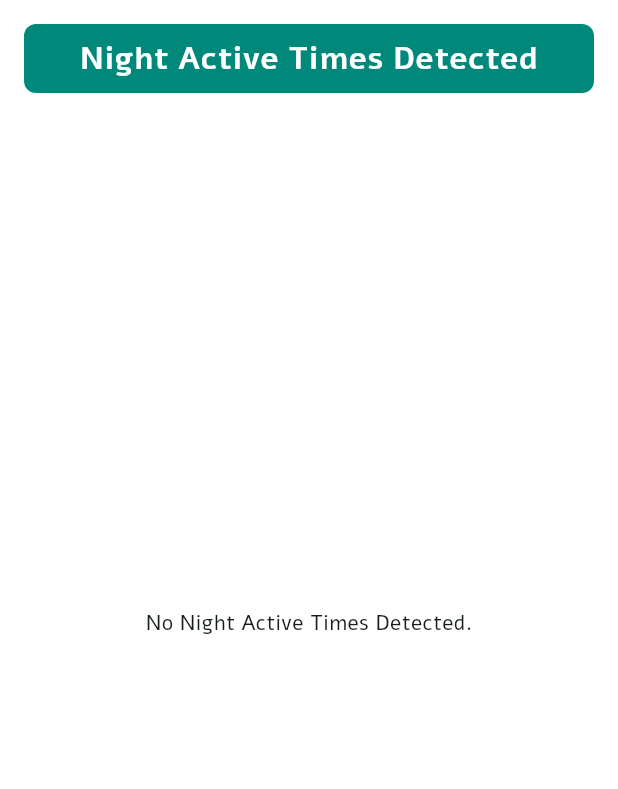
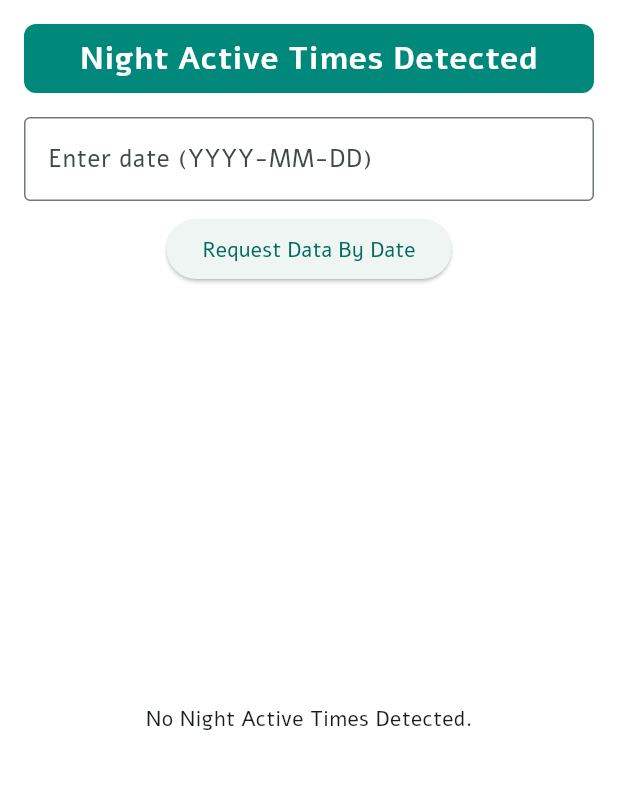
Before and after one commit to lottemarava/S24-IoT-SmartRoom, a Flutter app: the ActivitiesPage screen opened directly, on a phone screen of 412 x 824 dp, the part 84-873 px from its top. Run offline on Flutter 3.47's test engine with Material 3 defaults, Android fonts, the phone set to English and light mode, and no system bars; our stand-ins replace cloud_firestore, convex_bottom_bar, firebase_core, flutter_blue, flutter_local_notifications and 3 more; missing offline and left inert: dart:ffi, widget_zoom; accounts and stored records are empty.

Commit message:
added search option

```diff
--- a/Flutter/lib/activityPage.dart
+++ b/Flutter/lib/activityPage.dart
@@ -16,6 +16,7 @@ class _ActivitiesPageState extends State<ActivitiesPage> {
   static const String channelName = 'Activity Notifications';
   static const String channelDescription = 'Notifications for new activities detected';
   bool _isFirstLoad = true; // Flag to track the first data load
+  String? _requestedDate; // Store the requested date
 
   @override
   void initState() {
@@ -60,29 +61,24 @@ class _ActivitiesPageState extends State<ActivitiesPage> {
   }
 
   Stream<QuerySnapshot> _getActivityStream() {
+    if (_requestedDate != null && _requestedDate!.isNotEmpty) {
+      return firestore
+          .collection('Dates')
+          .where(FieldPath.documentId, isEqualTo: _requestedDate)
+          .snapshots();
+    }
     return firestore.collection('Dates').snapshots();
+  }
+
+  void _requestDate(String date) {
+    setState(() {
+      _requestedDate = date;
+    });
   }
 
   @override
   Widget build(BuildContext context) {
-    return StreamBuilder<QuerySnapshot>(
-      stream: _getActivityStream(),
-      builder: (BuildContext context, AsyncSnapshot<QuerySnapshot> snapshot) {
-        if (snapshot.hasError) {
-          return Scaffold(
-            backgroundColor: Colors.white70,
-            appBar: basicAppBar(),
-            body: Center(child: Text('Error: ${snapshot.error}')),
-          );
-        }
-
-        if (snapshot.connectionState == ConnectionState.active) {
-          if (snapshot.hasData && snapshot.data != null) {
-            List<DocumentSnapshot> documents = snapshot.data!.docs;
-            if (snapshot.hasData && documents.isNotEmpty && !_isFirstLoad) {
-              _showNotification('New Activity Detected', 'A new activity has been recorded.');
-            }
-            _isFirstLoad = false; // Update the flag after the first load
+    TextEditingController _dateController = TextEditingController();
 
     return Scaffold(
       backgroundColor: Colors.white70,
@@ -110,8 +106,38 @@ class _ActivitiesPageState extends State<ActivitiesPage> {
               padding: EdgeInsets.all(8.0),
             ),
             const SizedBox(height: 16),
+            TextField(
+              controller: _dateController,
+              decoration: InputDecoration(
+                labelText: 'Enter date (YYYY-MM-DD)',
+                border: OutlineInputBorder(),
+              ),
+            ),
+            const SizedBox(height: 8),
+            ElevatedButton(
+              onPressed: () {
+                _requestDate(_dateController.text);
+              },
+              child: Text('Request Data By Date'),
+            ),
+            const SizedBox(height: 16),
             Expanded(
-                      child: documents.isEmpty
+              child: StreamBuilder<QuerySnapshot>(
+                stream: _getActivityStream(),
+                builder: (BuildContext context, AsyncSnapshot<QuerySnapshot> snapshot) {
+                  if (snapshot.hasError) {
+                    return Center(child: Text('Error: ${snapshot.error}'));
+                  }
+
+                  if (snapshot.connectionState == ConnectionState.active) {
+                    if (snapshot.hasData && snapshot.data != null) {
+                      List<DocumentSnapshot> documents = snapshot.data!.docs;
+                      if (documents.isNotEmpty && !_isFirstLoad) {
+                        _showNotification('New Activity Detected', 'A new activity has been recorded.');
+                      }
+                      _isFirstLoad = false; // Update the flag after the first load
+
+                      return documents.isEmpty
                           ? Center(child: Text('No Night Active Times Detected.'))
                           : ListView(
                               children: documents.map((doc) {
@@ -148,27 +174,19 @@ class _ActivitiesPageState extends State<ActivitiesPage> {
                                   }).toList(),
                                 );
                               }).toList(),
+                            );
+                    } else {
+                      return Center(child: Text('No Night Active Times Detected.'));
+                    }
+                  }
+
+                  return Center(child: CircularProgressIndicator());
+                },
               ),
             ),
           ],
         ),
       ),
-            );
-          } else {
-            return Scaffold(
-              backgroundColor: Colors.white70,
-              appBar: basicAppBar(),
-              body: Center(child: Text('No Night Active Times Detected.')),
-            );
-          }
-        }
-
-        return Scaffold(
-          backgroundColor: Colors.white70,
-          appBar: basicAppBar(),
-          body: Center(child: CircularProgressIndicator()),
-        );
-      },
     );
   }
 }
```
Lines whose indentation alone changed are shown as unchanged.
